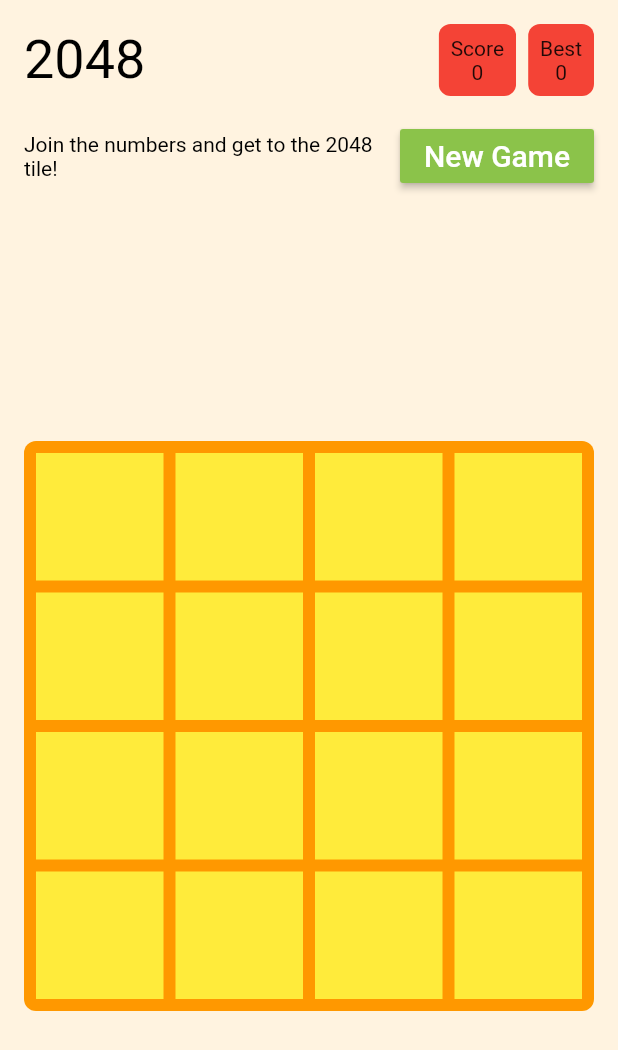
After one commit to jeffreyliu8/2048, a Flutter app: the screen it shows after launch, on a phone screen of 412 x 824 dp. The commit adds this screen. Shown: the top 1050 px of the screen. Run offline on Flutter 3.47's test engine with Material 2 defaults, Android fonts, the phone set to English and light mode, and no system bars; missing offline and left inert: swipedetector; statements that could not run were skipped.

Commit message:
handle game events

```diff
--- a/game2048/lib/2048game.dart
+++ b/game2048/lib/2048game.dart
@@ -14,11 +14,11 @@ class GameView extends StatefulWidget {
 
   @override
   State<StatefulWidget> createState() {
-    return _GameViewState();
+    return GameViewState();
   }
 }
 
-class _GameViewState extends State<GameView> {
+class GameViewState extends State<GameView> {
   int _score = 0;
 
   void newGame() {
--- /dev/null
+++ b/game2048/lib/2048gameWithLayout.dart
@@ -0,0 +1,117 @@
+import 'package:flutter/material.dart';
+import 'package:game2048/2048game.dart';
+import 'package:game2048/scoreview.dart';
+
+class GameLayoutView extends StatefulWidget {
+  const GameLayoutView({
+    Key key,
+  }) : super(key: key);
+
+  @override
+  State<StatefulWidget> createState() {
+    return _GameLayoutState();
+  }
+}
+
+class _GameLayoutState extends State<GameLayoutView> {
+  int _currentScore = 0;
+
+  void _handleScoreChanged(int score) {
+    setState(() {
+      _currentScore = score;
+    });
+  }
+
+  GlobalKey<GameViewState> _key = GlobalKey();
+
+  @override
+  Widget build(BuildContext context) {
+    return Column(
+      mainAxisAlignment: MainAxisAlignment.spaceAround,
+      crossAxisAlignment: CrossAxisAlignment.stretch,
+      children: <Widget>[
+        Container(
+          child: SafeArea(
+            top: true,
+            bottom: false,
+            child: Column(
+              mainAxisAlignment: MainAxisAlignment.spaceAround,
+              children: <Widget>[
+                Padding(
+                  padding: const EdgeInsets.all(16.0),
+                  child: Row(
+                    children: <Widget>[
+                      Expanded(
+                        child: Text(
+                          "2048",
+                          style: TextStyle(
+                            fontSize: 36.0,
+                            color: Colors.black,
+                          ),
+                        ),
+                      ),
+                      ScoreView(
+                        title: "Score",
+                        score: _currentScore,
+                      ),
+                      ScoreView(
+                        title: "Best",
+                      ),
+                    ],
+                  ),
+                ),
+                Padding(
+                  padding: const EdgeInsets.only(
+                      top: 0, bottom: 16.0, left: 16.0, right: 16),
+                  child: Row(
+                    mainAxisAlignment: MainAxisAlignment.spaceAround,
+//                          crossAxisAlignment: CrossAxisAlignment.stretch,
+                    children: <Widget>[
+                      Expanded(
+                        child: Text(
+                          "Join the numbers and get to the 2048 tile!",
+                          style: new TextStyle(
+                            color: Colors.black,
+                          ),
+                        ),
+                      ),
+                      MaterialButton(
+                        color: Theme.of(context).primaryColor,
+                        textColor: Colors.white,
+                        child: new Text(
+                          "New Game",
+                          style: new TextStyle(
+                            fontSize: 20.0,
+                          ),
+                        ),
+                        onPressed: () => {
+                          _key.currentState.newGame()
+                        },
+                      ),
+                    ],
+                  ),
+                ),
+              ],
+            ),
+          ),
+        ),
+        Expanded(
+          child: Container(
+            child: SafeArea(
+              top: false,
+              bottom: true,
+              child: Center(
+                  child: Padding(
+                padding: const EdgeInsets.all(16.0),
+                child: GameView(
+                  key: _key,
+                  onScoreChanged: _handleScoreChanged,
+                ),
+              )),
+            ),
+          ),
+        ),
+      ],
+    );
+  }
+}
--- a/game2048/lib/scoreview.dart
+++ b/game2048/lib/scoreview.dart
@@ -1,27 +1,14 @@
 import 'package:flutter/material.dart';
 
-class ScoreView extends StatefulWidget {
+class ScoreView extends StatelessWidget {
   const ScoreView({
     Key key,
     this.title: "title",
+    this.score: 0,
   }) : super(key: key);
 
   final String title;
-
-  @override
-  State<StatefulWidget> createState() {
-    return _ScoreViewState();
-  }
-}
-
-class _ScoreViewState extends State<ScoreView> {
-  int _score = 0;
-
-  void increaseScore() {
-    setState(() {
-      _score += 1;
-    });
-  }
+  final int score;
 
   @override
   Widget build(BuildContext context) {
@@ -35,8 +22,8 @@ class _ScoreViewState extends State<ScoreView> {
               padding: const EdgeInsets.all(8.0),
               child: Column(
                 children: <Widget>[
-                  Text(widget.title),
-                  Text(_score.toString()),
+                  Text("$title"),
+                  Text("$score"),
                 ],
               ),
             )),
```
Also changed, not shown: game2048/lib/main.dart (+3 -84 lines).
